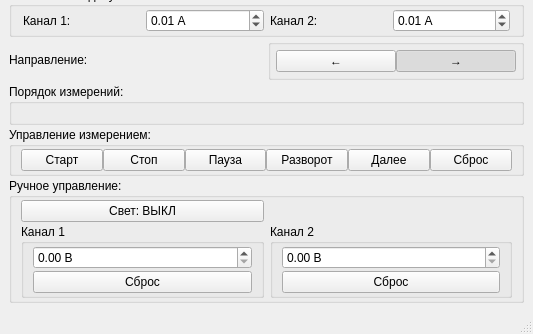
Qt form design.ui (Danep1/MIPT-VAC-GUI) before a commit; both pictures show x 0 to 533 and y 374 to 708 of the 533 by 708 pixel window.
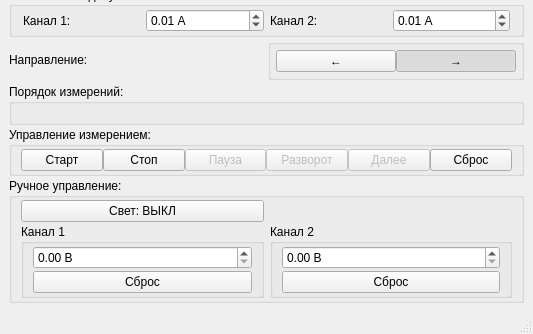
The same form after that commit.

```diff
--- a/design.ui
+++ b/design.ui
@@ -516,6 +516,9 @@
            </item>
            <item>
             <widget class="QPushButton" name="pause_button">
+             <property name="enabled">
+              <bool>false</bool>
+             </property>
              <property name="text">
               <string>Пауза</string>
              </property>
@@ -523,6 +526,9 @@
            </item>
            <item>
             <widget class="QPushButton" name="U__button">
+             <property name="enabled">
+              <bool>false</bool>
+             </property>
              <property name="text">
               <string>Разворот</string>
              </property>
@@ -530,6 +536,9 @@
            </item>
            <item>
             <widget class="QPushButton" name="next_button">
+             <property name="enabled">
+              <bool>false</bool>
+             </property>
              <property name="text">
               <string>Далее</string>
              </property>
```
Left out of the diff: 4 changed lines with no effect on the pictures.
